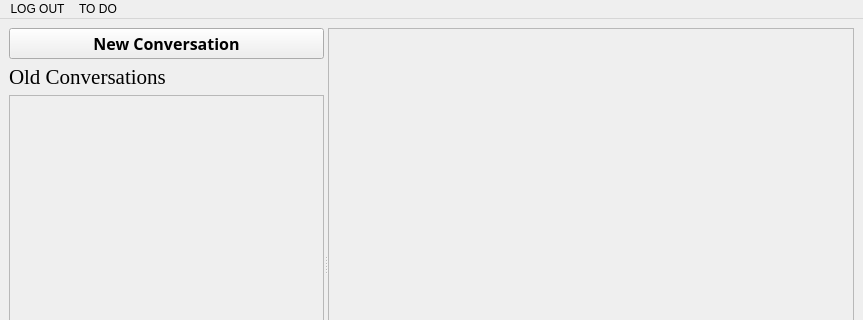
The window that LAA/mainwindow.ui (Louda511/Lawyer_Assistant_App) describes before a commit, drawn with Qt 5; both pictures show x 0 to 863 and y 0 to 320 of the 863 by 530 pixel window.
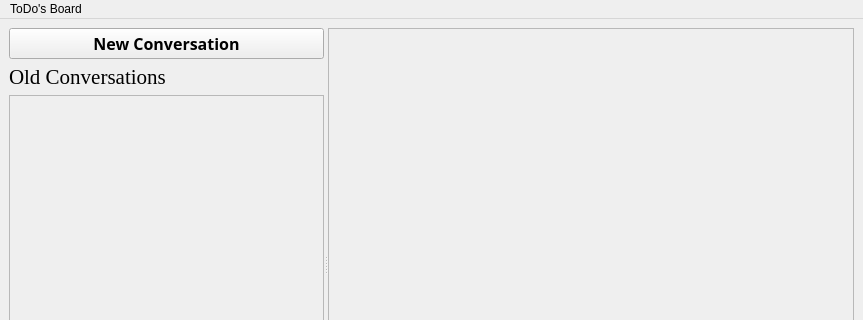
The same window after the commit.

Patch:
```diff
--- a/LAA/mainwindow.ui
+++ b/LAA/mainwindow.ui
@@ -152,20 +152,14 @@
      <x>0</x>
      <y>0</y>
      <width>863</width>
-     <height>21</height>
+     <height>25</height>
     </rect>
    </property>
-   <widget class="QMenu" name="menuLOG_OUT">
-    <property name="title">
-     <string>LOG OUT</string>
-    </property>
-   </widget>
    <widget class="QMenu" name="menuTO_DO">
     <property name="title">
-     <string>TO DO</string>
+     <string>ToDo's Board</string>
     </property>
    </widget>
-   <addaction name="menuLOG_OUT"/>
    <addaction name="menuTO_DO"/>
   </widget>
   <widget class="QStatusBar" name="statusbar"/>
```
Left out of the diff: 14 changed lines with no effect on the pictures.
